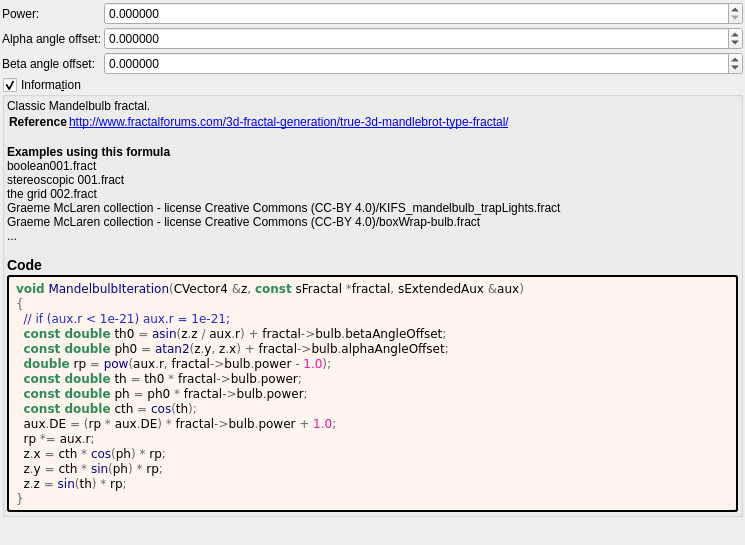
This is mandelbulber2/formula/ui/mandelbulb.ui in buddhi1980/mandelbulber2 as Qt 5 draws it before an edit. The edited form follows.
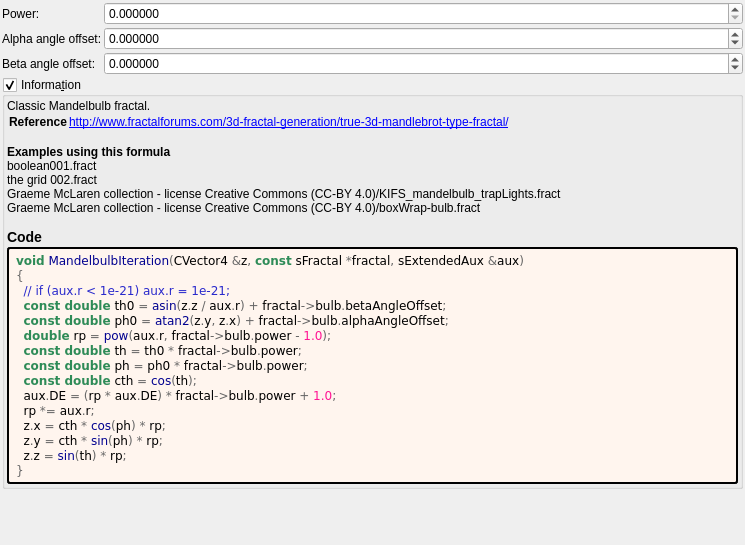
This is the edited form. Custom widgets are drawn as their Qt base class.

What changed in the file:
```diff
--- a/mandelbulber2/formula/ui/mandelbulb.ui
+++ b/mandelbulber2/formula/ui/mandelbulb.ui
@@ -175,7 +175,7 @@
 &lt;tr&gt;&lt;th&gt;Reference&lt;/th&gt;&lt;td&gt;&lt;a href=&quot;http://www.fractalforums.com/3d-fractal-generation/true-3d-mandlebrot-type-fractal/&quot;&gt;http://www.fractalforums.com/3d-fractal-generation/true-3d-mandlebrot-type-fractal/&lt;br&gt;
 &lt;/td&gt;&lt;/tr&gt;
 &lt;/table&gt;
-&lt;br&gt;&lt;b&gt;Examples using this formula&lt;/b&gt;&lt;br&gt;boolean001.fract&lt;br&gt;stereoscopic 001.fract&lt;br&gt;the grid 002.fract&lt;br&gt;Graeme McLaren  collection - license Creative Commons  (CC-BY 4.0)/KIFS_mandelbulb_trapLights.fract&lt;br&gt;Graeme McLaren  collection - license Creative Commons  (CC-BY 4.0)/boxWrap-bulb.fract&lt;br&gt;...&lt;h3&gt;Code&lt;/h3&gt;</string>
+&lt;br&gt;&lt;b&gt;Examples using this formula&lt;/b&gt;&lt;br&gt;boolean001.fract&lt;br&gt;the grid 002.fract&lt;br&gt;Graeme McLaren  collection - license Creative Commons  (CC-BY 4.0)/KIFS_mandelbulb_trapLights.fract&lt;br&gt;Graeme McLaren  collection - license Creative Commons  (CC-BY 4.0)/boxWrap-bulb.fract&lt;h3&gt;Code&lt;/h3&gt;</string>
         </property>
         <property name="wordWrap">
          <bool>true</bool>
```
